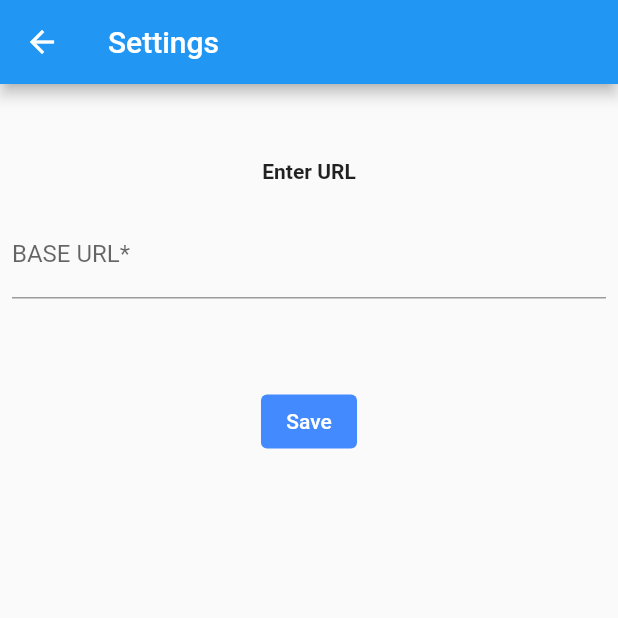
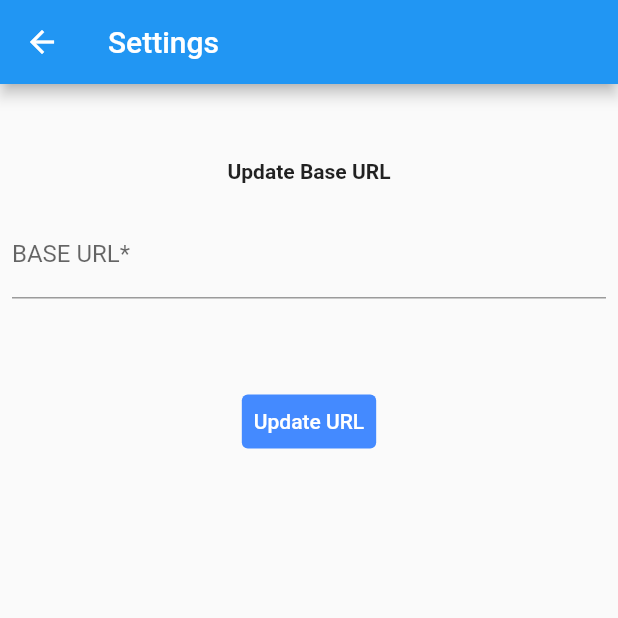
Before and after one commit to shylendramadda/face-recognizer-demo, a Flutter app: the screen it shows after launch, after a tap on the "settings" icon, on a phone screen of 412 x 824 dp, the top half of it. Run offline on Flutter 3.47's test engine with Material 2 defaults, Android fonts, the phone set to English and light mode, and no system bars; our stand-ins replace cached_network_image, camera, connectivity_plus, dio, flutter_speed_dial, geocoding and 6 more; missing offline and left inert: geolocator_platform_interface, pfile_picker; network calls fail.

```diff
--- a/lib/modules/settings/settings_screen.dart
+++ b/lib/modules/settings/settings_screen.dart
@@ -13,6 +13,14 @@ class SettingsScreen extends StatefulWidget {
 
 class _SettingsScreenState extends State<SettingsScreen> {
   TextEditingController urlController = TextEditingController();
+
+  @override
+  void initState() {
+    WidgetsBinding.instance.addPostFrameCallback((_) async {
+      urlController.text = await getURL();
+    });
+    super.initState();
+  }
 
   @override
   Widget build(BuildContext context) {
@@ -50,7 +58,7 @@ class _SettingsScreenState extends State<SettingsScreen> {
                           MaterialStateProperty.all(AppColors.secondary)),
                   onPressed: () => _saveURL(urlController.text),
                   child: const Text(
-                    'Save',
+                    'Update URL',
                     style: TextStyle(color: Colors.white),
                   ),
                 )),
@@ -61,8 +69,17 @@ class _SettingsScreenState extends State<SettingsScreen> {
   }
 
   void _saveURL(String url) {
-    PreferenceUtils.setString(AppConstants.url, url);
-    AppConstants.baseUrl = url;
-    AppUtils.showToast('URL Saved');
+    if (url.isNotEmpty &&
+        !(url.startsWith('http') && url.startsWith('https'))) {
+      AppConstants.baseUrl = url;
+      PreferenceUtils.setString(AppConstants.url, url);
+      AppUtils.showToast('URL Updated');
+    } else {
+      AppUtils.showToast('Enter a valid URL');
+    }
+  }
+
+  Future<String> getURL() async {
+    return PreferenceUtils.getString(AppConstants.url, defaultValue: '') ?? '';
   }
 }
--- a/lib/modules/splash/splash_screen.dart
+++ b/lib/modules/splash/splash_screen.dart
@@ -1,6 +1,7 @@
 import 'dart:async';
 
 import 'package:flutter/material.dart';
+import 'package:fr_demo/utils/app_constants.dart';
 import 'package:get/get.dart';
 
 import '../../../config/routes.dart';
@@ -33,7 +34,21 @@ class SplashState extends State<SplashScreen> {
   Widget build(BuildContext context) {
     return Scaffold(
       body: Center(
-        child: Image.asset('assets/images/logo.png', width: 300, height: 200),
+        child: Column(
+          mainAxisAlignment: MainAxisAlignment.center,
+          children: [
+            const Text(
+              AppConstants.companyName,
+              style: TextStyle(
+                fontSize: 26,
+                fontWeight: FontWeight.bold,
+                color: AppColors.primary,
+              ),
+            ),
+            const SizedBox(height: 10),
+            Image.asset('assets/images/logo.png', width: 300, height: 200)
+          ],
+        ),
       ),
     );
   }
--- a/lib/utils/app_constants.dart
+++ b/lib/utils/app_constants.dart
@@ -1,13 +1,15 @@
 class AppConstants {
   // API
   static String baseUrl = 'http://192.168.0.118:9595/api/base';
+  static String imageBaseUrl = '$baseUrl/fd/image/';
 
   // App
   static const String appName = 'iSentinel - Face Recognition';
+  static const String companyName = '3Frames';
 
   // Messages
   static const String settings = 'Settings';
-  static const String enterURL = 'Enter URL';
+  static const String enterURL = 'Update Base URL';
   static const String somethingWentWrong = 'Something went wrong';
   static const String uploadIssue = 'Something went wrong while uploading';
   static const String fileUploadSuccess = 'File uploaded successfully';
--- a/pubspec.yaml
+++ b/pubspec.yaml
@@ -47,7 +47,7 @@ dependencies:
   path_provider: ^2.0.12
   permission_handler: ^10.2.0
   shared_preferences: ^2.0.15
-  universal_html: ^2.0.8
+  # universal_html: ^2.0.8
   video_player: ^2.4.7
   uuid: ^3.0.7
   intl: ^0.18.0
```
Also changed, not shown: lib/modules/home/home_controller.dart (+4 -7 lines), lib/modules/home/home_screen.dart (+48 -29 lines), lib/utils/app_utils.dart (+4 -4 lines), pubspec.lock.
